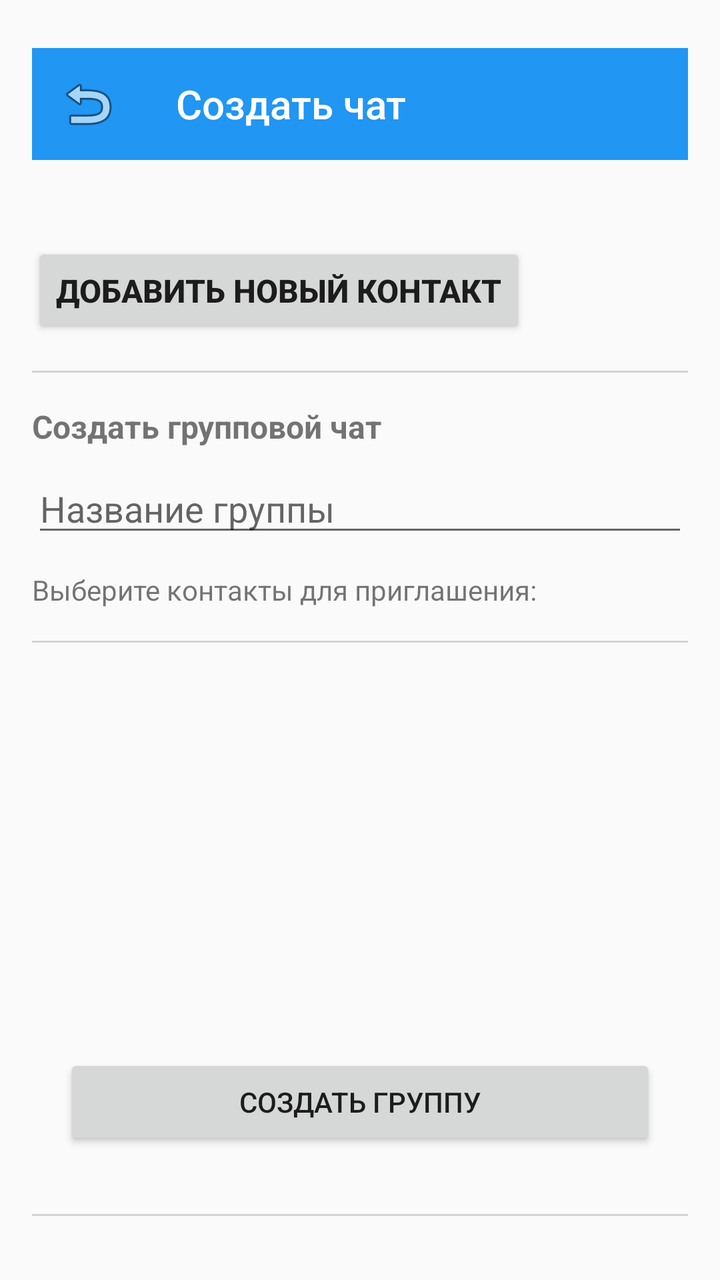
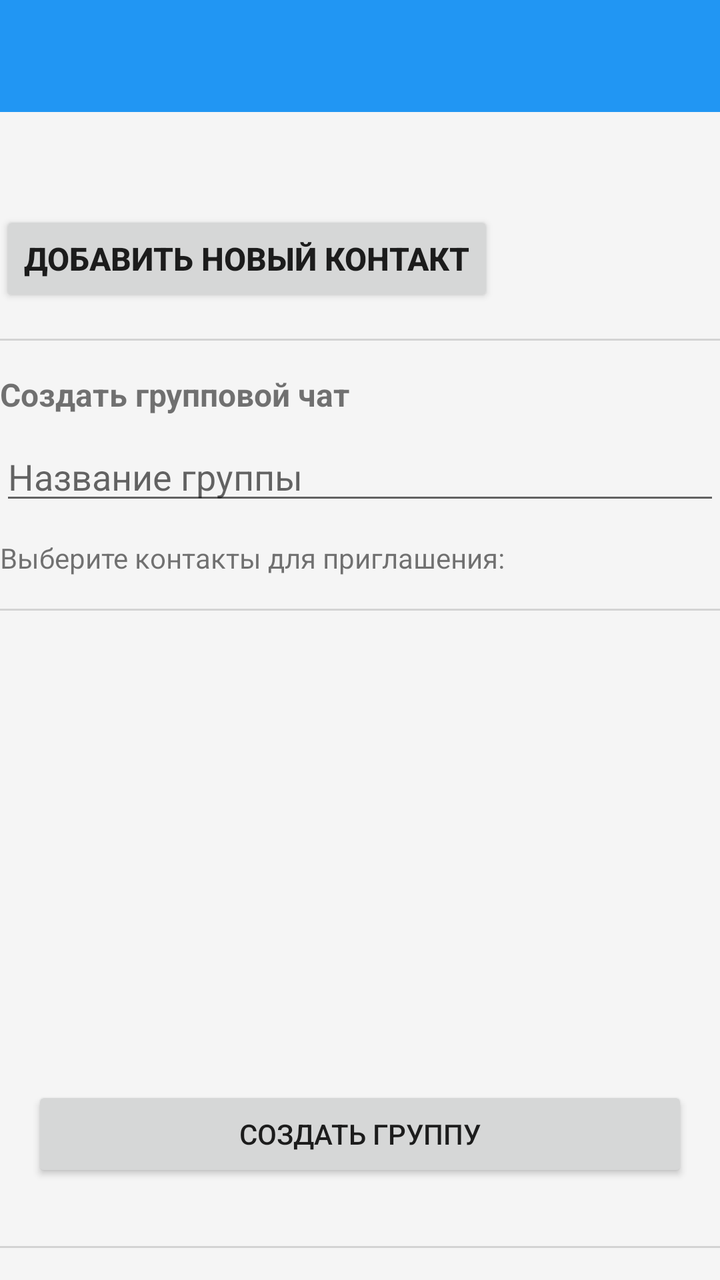

Screens rendered from an Android XML layout before and after an edit, with the pre-edit source and the edit as a unified diff.
<!-- AndroidManifest.xml: activity theme Theme.AppCompat.Light.NoActionBar -->
<!-- res/layout/activity_create_chat.xml -->
<?xml version="1.0" encoding="utf-8"?>
<LinearLayout
    xmlns:android="http://schemas.android.com/apk/res/android"
    android:layout_width="match_parent"
    android:layout_height="match_parent"
    android:orientation="vertical"
    android:padding="16dp">

    

    <LinearLayout
        android:layout_width="match_parent"
        android:layout_height="wrap_content"
        android:orientation="vertical"
        android:layout_marginTop="8dp">

        
        <Toolbar
            android:id="@+id/toolbarCreateChat"
            android:layout_width="match_parent"
            android:layout_height="56dp"
            android:background="#2196F3"
            android:titleTextColor="#FFFFFF"
            android:title="Создать чат"
            android:navigationIcon="@android:drawable/ic_menu_revert" />

        <EditText
            android:id="@+id/editTextContactId"
            android:layout_width="0dp"
            android:layout_height="wrap_content"
            android:layout_weight="1"
            android:hint="ID пользователя или телефон"
            android:inputType="text"
            android:importantForAutofill="no" />

        <Button
            android:id="@+id/buttonViewContactTitle"
            android:layout_width="wrap_content"
            android:layout_height="wrap_content"
            android:text="Добавить новый контакт"
            android:textSize="16sp"
            android:textStyle="bold" />

        <View
            android:id="@+id/view"
            android:layout_width="match_parent"
            android:layout_height="1dp"
            android:layout_marginVertical="16dp"
            android:background="#D3D3D3" />

        <TextView
            android:id="@+id/textViewGroupTitle"
            android:layout_width="wrap_content"
            android:layout_height="wrap_content"
            android:text="Создать групповой чат"
            android:textSize="16sp"
            android:textStyle="bold" />

        




    </LinearLayout>

    <EditText
        android:id="@+id/editTextGroupName"
        android:layout_width="match_parent"
        android:layout_height="wrap_content"
        android:layout_marginTop="8dp"
        android:hint="Название группы"
        android:importantForAutofill="no"
        android:inputType="text" />

    <TextView
        android:id="@+id/textViewSelectContactsTitle"
        android:layout_width="wrap_content"
        android:layout_height="wrap_content"
        android:layout_marginTop="12dp"
        android:text="Выберите контакты для приглашения:"
        android:textSize="14sp" />

    <View
        android:layout_width="match_parent"
        android:layout_height="1dp"
        android:layout_marginVertical="16dp"
        android:background="#D3D3D3" />

    


    
    <androidx.recyclerview.widget.RecyclerView
        android:id="@+id/recyclerViewSelectContacts"
        android:layout_width="match_parent"
        android:layout_height="0dp"
        android:layout_weight="1"
        android:layout_marginTop="8dp" />

    <Button
        android:id="@+id/buttonCreateGroup"
        android:layout_width="match_parent"
        android:layout_height="48dp"
        android:layout_margin="16dp"
        android:text="Создать группу" />

    <View
        android:id="@+id/view2"
        android:layout_width="match_parent"
        android:layout_height="1dp"
        android:layout_marginVertical="16dp"
        android:background="#D3D3D3" />


</LinearLayout>
<!-- resources referenced by this layout -->
<resources>

</resources>

<!-- the commit's change to res/layout/activity_create_chat.xml (unified diff, before → after) -->
@@ -1,28 +1,40 @@
 <?xml version="1.0" encoding="utf-8"?>
-<LinearLayout
-    xmlns:android="http://schemas.android.com/apk/res/android"
+<LinearLayout xmlns:android="http://schemas.android.com/apk/res/android"
+    xmlns:app="http://android.com"
+    xmlns:tools="http://android.com"
     android:layout_width="match_parent"
     android:layout_height="match_parent"
+    android:background="#F5F5F5"
+    android:fitsSystemWindows="true"
     android:orientation="vertical"
-    android:padding="16dp">
+    tools:ignore="HardcodedText,Autofill">
 
     
+    <androidx.appcompat.widget.Toolbar
+        android:id="@+id/toolbarCreateChat"
+        app:title="Настройки"
+        app:titleTextColor="#FFFFFF"
+        android:layout_width="match_parent"
+        android:layout_height="56dp"
+        android:background="#2196F3" />
 
     <LinearLayout
         android:layout_width="match_parent"
         android:layout_height="wrap_content"
-        android:orientation="vertical"
-        android:layout_marginTop="8dp">
+        android:layout_marginTop="8dp"
+        android:orientation="vertical">
 
         
-        <Toolbar
-            android:id="@+id/toolbarCreateChat"
-            android:layout_width="match_parent"
-            android:layout_height="56dp"
-            android:background="#2196F3"
-            android:titleTextColor="#FFFFFF"
-            android:title="Создать чат"
-            android:navigationIcon="@android:drawable/ic_menu_revert" />
+        
+        
+        
+        
+        
+        
+        
+        
+
+
 
         <EditText
             android:id="@+id/editTextContactId"
@@ -30,8 +42,8 @@
             android:layout_height="wrap_content"
             android:layout_weight="1"
             android:hint="ID пользователя или телефон"
-            android:inputType="text"
-            android:importantForAutofill="no" />
+            android:importantForAutofill="no"
+            android:inputType="text" />
 
         <Button
             android:id="@+id/buttonViewContactTitle"
@@ -57,10 +69,10 @@
             android:textStyle="bold" />
 
         
-
-
-
-
+        
+        
+        
+        
     </LinearLayout>
 
     <EditText
@@ -94,8 +106,8 @@
         android:id="@+id/recyclerViewSelectContacts"
         android:layout_width="match_parent"
         android:layout_height="0dp"
-        android:layout_weight="1"
-        android:layout_marginTop="8dp" />
+        android:layout_marginTop="8dp"
+        android:layout_weight="1" />
 
     <Button
         android:id="@+id/buttonCreateGroup"
